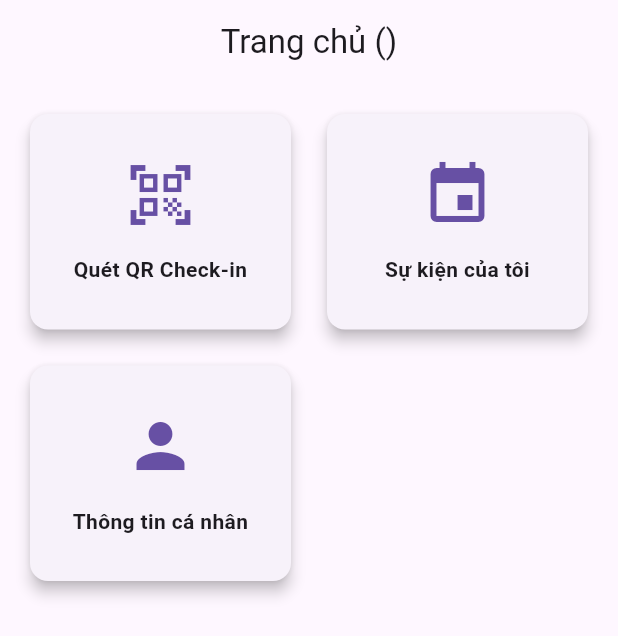
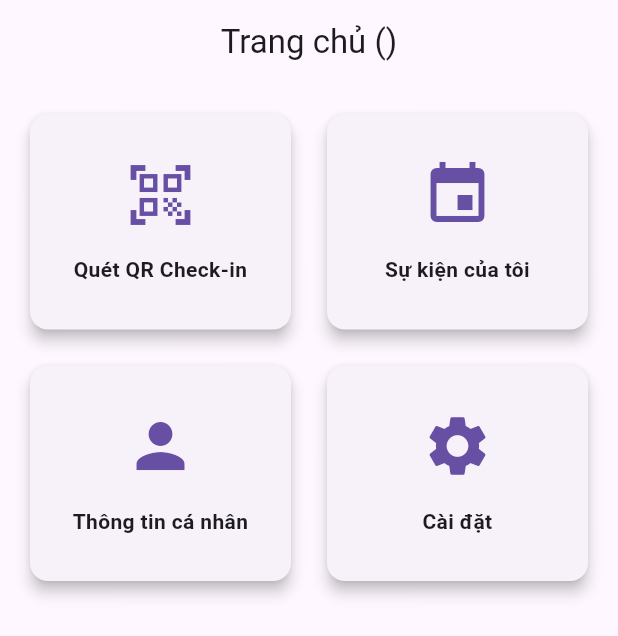
Before and after one commit to nemobutnoem/student_attendance, a Flutter app: the HomeScreen screen opened directly with empty values, on a phone screen of 412 x 824 dp. Shown: the top 636 px of the screen. Run offline on Flutter 3.47's test engine with Material 3 defaults, Android fonts, the phone set to English and light mode, and no system bars; our stand-ins replace device_info_plus, file_picker, fl_chart, permission_handler, qr_flutter, supabase_flutter; missing offline and left inert: excel, mobile_scanner; accounts and stored records are empty.

Commit message:
Update home_screen.dart

```diff
--- a/lib/widgets/home_screen.dart
+++ b/lib/widgets/home_screen.dart
@@ -10,7 +10,6 @@ import 'package:student_attendance/screen/student_management_screen.dart';
 import '../screen/event_session_management_screen.dart';
 import '../screen/reporting_screen.dart';
 import '../screen/setting_screen.dart';
-
 
 class HomeScreen extends StatefulWidget {
   final String role;   // admin | organizer | student
@@ -27,9 +26,8 @@ class HomeScreen extends StatefulWidget {
 }
 
 class _HomeScreenState extends State<HomeScreen> {
-
-  // ✅ Danh sách menu cho từng role
-  List<Map<String, dynamic>> _adminFeatures = [
+  // Danh sách menu cho từng role
+  List<Map<String, dynamic>> get _adminFeatures => [
     {
       'title': 'Quản lý Sự kiện',
       'icon': Icons.event_note,
@@ -72,21 +70,26 @@ class _HomeScreenState extends State<HomeScreen> {
     },
   ];
 
-  List<Map<String, dynamic>> _organizerFeatures = [
+  List<Map<String, dynamic>> get _organizerFeatures => [
     {
-      'title': 'Quản lý Sự kiện',
+      'title': 'Quản lý Sự kiện của tôi',
       'icon': Icons.event_note,
-      'screen': const EventManagementScreen(),
+      'screen': const EventManagementScreen(), // Trong màn EventManagementScreen, chỉ query event organizer_id = userId
     },
     {
-      'title': 'Quản lý Phiên',
+      'title': 'Quản lý Phiên của tôi',
       'icon': Icons.access_time,
-      'screen': const EventSessionManagementScreen(),
+      'screen': const EventSessionManagementScreen(), // Cũng filter theo event của organizer
     },
     {
       'title': 'Điểm danh',
       'icon': Icons.fact_check_outlined,
       'screen': const SessionListScreen(),
+    },
+    {
+      'title': 'Cài đặt',
+      'icon': Icons.settings,
+      'screen': const SettingScreen(),
     },
   ];
 
@@ -113,11 +116,16 @@ class _HomeScreenState extends State<HomeScreen> {
       'icon': Icons.person,
       'screen': const PlaceholderScreen(title: 'Thông tin cá nhân'),
     },
+    {
+      'title': 'Cài đặt',
+      'icon': Icons.settings,
+      'screen': const SettingScreen(),
+    },
   ];
 
   @override
   Widget build(BuildContext context) {
-    // ✅ Chọn menu theo role
+    // Chọn menu theo role
     List<Map<String, dynamic>> features;
     if (widget.role == "admin") {
       features = _adminFeatures;
```
